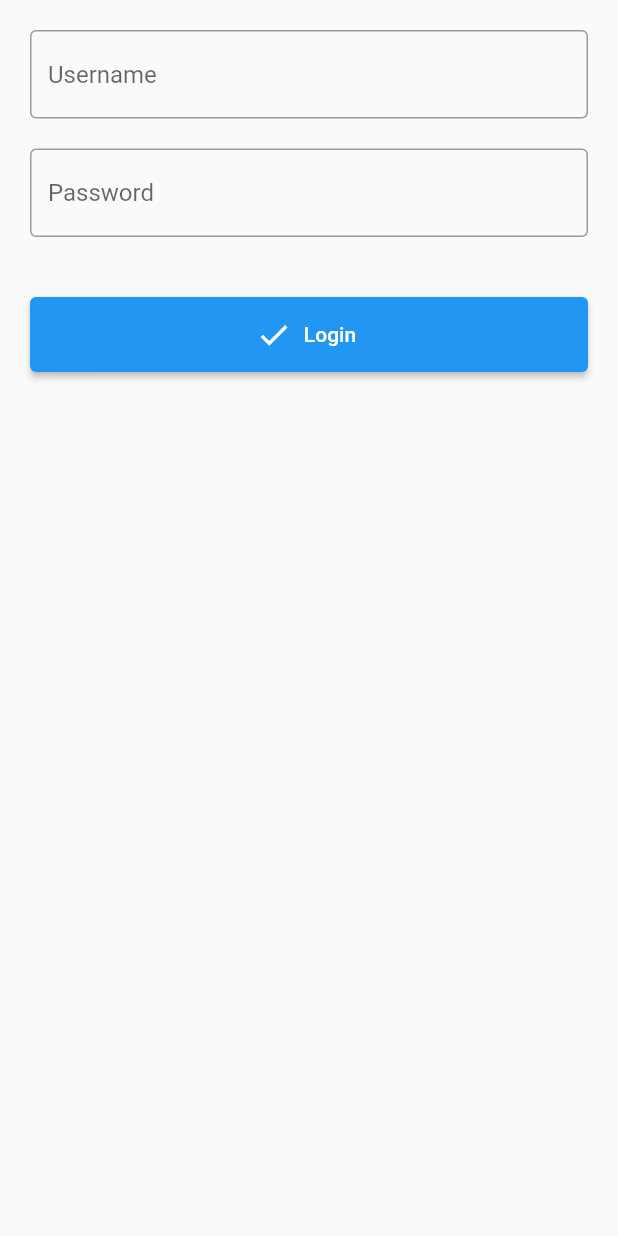
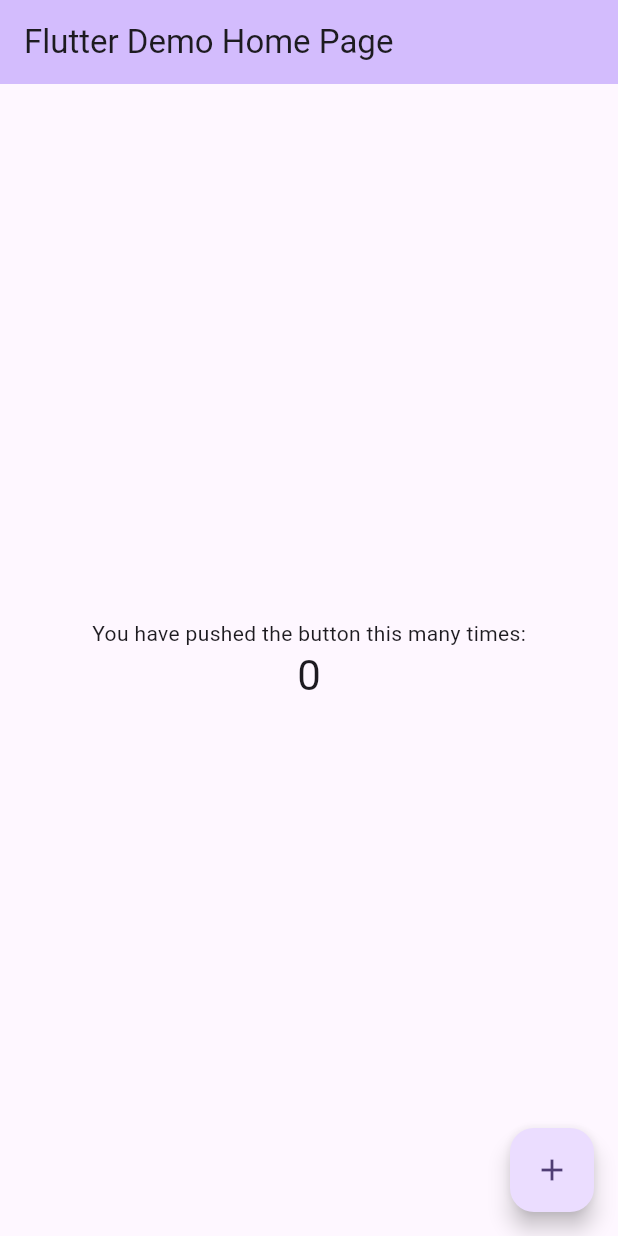
Before and after one commit to nikhilputhumana/learn-flutter, a Flutter app: the screen it shows after launch, on a phone screen of 412 x 824 dp. Run offline on Flutter 3.47's test engine with Material 2 defaults, Android fonts, the phone set to English and light mode, and no system bars.

```diff
--- a/lib/main.dart
+++ b/lib/main.dart
@@ -1,7 +1,4 @@
 import 'package:flutter/material.dart';
-import 'package:sample_project/screens/splash.dart';
-
-const SAVE_KEY_NAME = 'UserLoggedIn';
 
 void main() {
   runApp(const MyApp());
@@ -13,11 +10,66 @@ class MyApp extends StatelessWidget {
   @override
   Widget build(BuildContext context) {
     return MaterialApp(
-      title: 'Login Sample',
+      title: 'Flutter Demo',
       theme: ThemeData(
-        primarySwatch: Colors.blue,
+
+        colorScheme: ColorScheme.fromSeed(seedColor: Colors.deepPurple),
+        useMaterial3: true,
       ),
-      home: ScreenSplash(),
+      home: const MyHomePage(title: 'Flutter Demo Home Page'),
     );
   }
 }
+
+class MyHomePage extends StatefulWidget {
+  const MyHomePage({super.key, required this.title});
+
+  final String title;
+
+  @override
+  State<MyHomePage> createState() => _MyHomePageState();
+}
+
+class _MyHomePageState extends State<MyHomePage> {
+  int _counter = 0;
+
+  void _incrementCounter() {
+    setState(() {
+      _counter++;
+    });
+  }
+
+  @override
+  Widget build(BuildContext context) {
+
+    return Scaffold(
+      appBar: AppBar(
+
+        backgroundColor: Theme.of(context).colorScheme.inversePrimary,
+
+        title: Text(widget.title),
+      ),
+      body: Center(
+
+        child: Column(
+
+          mainAxisAlignment: MainAxisAlignment.center,
+          children: <Widget>[
+            const Text(
+              'You have pushed the button this many times:',
+            ),
+            Text(
+              '$_counter',
+              style: Theme.of(context).textTheme.headlineMedium,
+            ),
+          ],
+        ),
+      ),
+      floatingActionButton: FloatingActionButton(
+        onPressed: _incrementCounter,
+        tooltip: 'Increment',
+        child: const Icon(Icons.add),
+      ),
+    );
+  }
+}
--- a/lib/screens/login.dart
+++ /dev/null
@@ -1,146 +0,0 @@
-import 'package:flutter/material.dart';
-import 'package:sample_project/main.dart';
-import 'package:sample_project/screens/home.dart';
-import 'package:shared_preferences/shared_preferences.dart';
-
-class ScreenLogin extends StatefulWidget {
-  ScreenLogin({super.key});
-
-  @override
-  State<ScreenLogin> createState() => _ScreenLoginState();
-}
-
-class _ScreenLoginState extends State<ScreenLogin> {
-  final _usrnameController = TextEditingController();
-
-  final _pswdController = TextEditingController();
-
-  bool _isDataMatched = true;
-
-  final _formKey = GlobalKey<FormState>();
-
-  @override
-  Widget build(BuildContext context) {
-    return Scaffold(
-        body: SafeArea(
-      child: Padding(
-        padding: const EdgeInsets.all(20.0),
-        child: Form(
-          key: _formKey,
-          child: Column(
-            children: [
-              TextFormField(
-                controller: _usrnameController,
-                decoration: const InputDecoration(
-                  border: OutlineInputBorder(),
-                  hintText: 'Username',
-                ),
-                validator: (value) {
-                  // if (_isDataMatched) {
-                  //   return null;
-                  // } else {
-                  //   return 'Error';
-                  // }
-
-                  if (value == null || value.isEmpty) {
-                    return 'Value is empty';
-                  } else {
-                    return null;
-                  }
-                },
-              ),
-              const SizedBox(
-                height: 20,
-              ),
-              TextFormField(
-                controller: _pswdController,
-                obscureText: true,
-                decoration: const InputDecoration(
-                  border: OutlineInputBorder(),
-                  hintText: 'Password',
-                ),
-                validator: (value) {
-                  if (value == null || value.isEmpty) {
-                    return 'Value is empty';
-                  } else {
-                    return null;
-                  }
-                },
-              ),
-              SizedBox(
-                height: 40,
-                child: Visibility(
-                  visible: !_isDataMatched,
-                  child: Center(
-                    child: Text(
-                      'Invalid Credentials',
-                      style: TextStyle(
-                        color: Colors.red,
-                      ),
-                    ),
-                  ),
-                ),
-              ),
-              SizedBox(
-                width: MediaQuery.of(context).size.width,
-                height: 50,
-                child: ElevatedButton.icon(
-                    onPressed: () {
-                      if (_formKey.currentState!.validate()) {
-                        checkLogin(context);
-                      }
-                    },
-                    icon: const Icon(Icons.check),
-                    label: const Text('Login')),
-              ),
-            ],
-          ),
-        ),
-      ),
-    ));
-  }
-
-  void checkLogin(BuildContext ctx) async {
-    final _usrname = _usrnameController.text;
-    final _pswd = _pswdController.text;
-
-    if (_usrname == _pswd) {
-      // Go to Home
-      final _sharedPrefs = await SharedPreferences.getInstance();
-      await _sharedPrefs.setBool(SAVE_KEY_NAME, true);
-
-      Navigator.of(ctx)
-          .pushReplacement(MaterialPageRoute(builder: (ctx1) => ScreenHome()));
-    } else {
-      // Snackbar
-      ScaffoldMessenger.of(ctx).showSnackBar(SnackBar(
-        margin: EdgeInsets.all(10),
-        behavior: SnackBarBehavior.floating,
-        content: Text('Invalid Credentials'),
-      ));
-
-      // Alert dialog (popup)
-      showDialog(
-          context: ctx,
-          builder: (ctx1) {
-            return AlertDialog(
-              title: Text('Error'),
-              content: Text('Invalid Credentials'),
-              actions: [
-                TextButton(
-                  onPressed: () {
-                    Navigator.of(ctx1).pop();
-                  },
-                  child: Text('Close'),
-                )
-              ],
-            );
-          });
-
-      // Show text
-      setState(() {
-        _isDataMatched = false;
-      });
-    }
-  }
-}
```
Also changed, not shown: lib/old/screen_1.dart (deleted, +0 -55 lines), lib/old/screen_2.dart (deleted, +0 -28 lines), lib/old/screen_home.dart (deleted, +0 -39 lines), lib/old/screen_listview.dart (deleted, +0 -37 lines), lib/screens/home.dart (deleted, +0 -36 lines), lib/screens/splash.dart (deleted, +0 -87 lines), pubspec.yaml (+12 -11 lines), aseets/fonts/Anton-Regular.ttf (deleted), aseets/images/30. H5 Light Effect Background Design.jpg (deleted), pubspec.lock, 40 other files.
